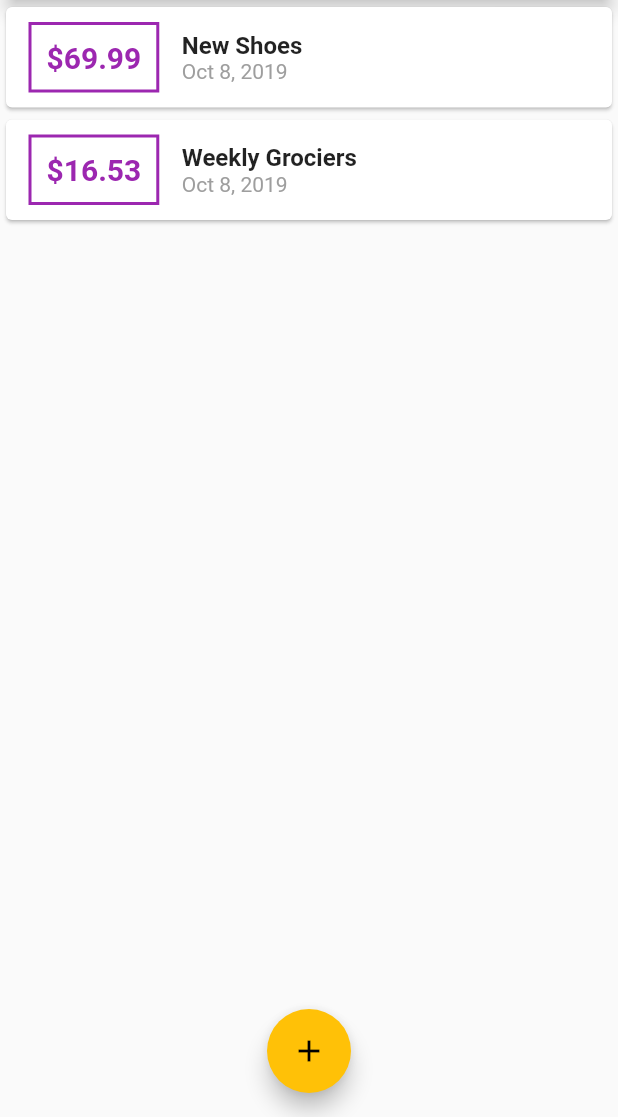
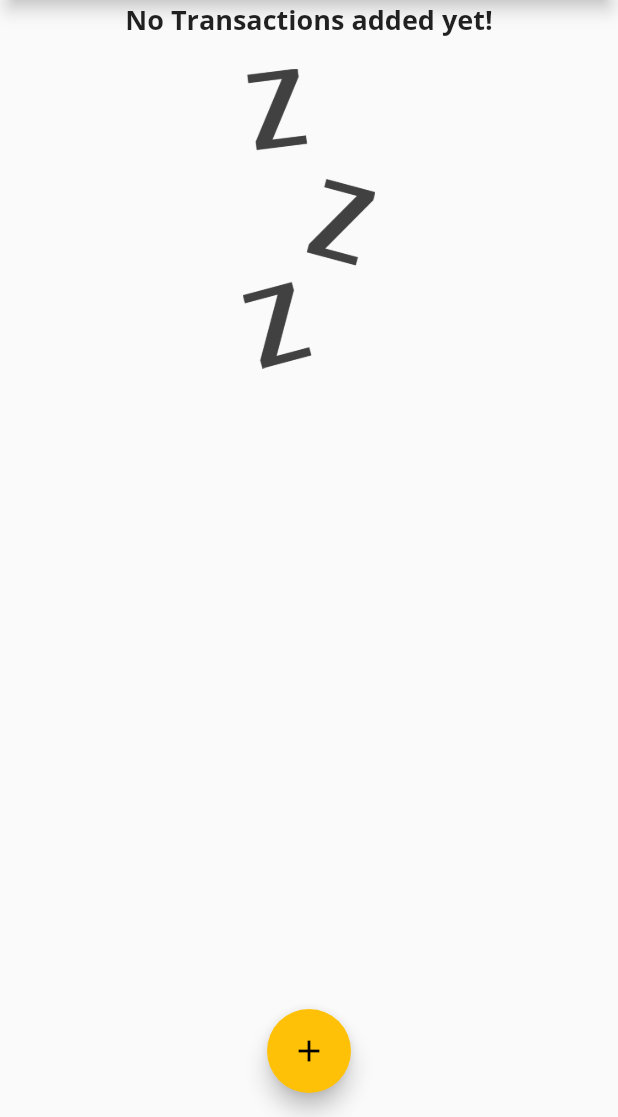
Before and after one commit to Dennisarya01/flutter-personalexpense-apps, a Flutter app: the screen it shows after launch, on a phone screen of 412 x 824 dp, the part 119-1236 px from its top. Run offline on Flutter 3.47's test engine with Material 2 defaults, Android fonts, the phone set to English and light mode, and no system bars; Roboto replaces fonts that are missing (Open Sans).

Commit message:
validate item list

```diff
--- a/personalexpense/lib/main.dart
+++ b/personalexpense/lib/main.dart
@@ -48,18 +48,18 @@ class _MyHomePageState extends State<MyHomePage> {
   final amountController = TextEditingController();
 
   final List<Transaction> _userTransactions = [
-    Transaction(
-      id: 't1',
-      title: 'New Shoes',
-      amount: 69.99,
-      date: DateTime.now(),
-    ),
-    Transaction(
-      id: 't2',
-      title: 'Weekly Grociers',
-      amount: 16.53,
-      date: DateTime.now(),
-    ),
+//    Transaction(
+//      id: 't1',
+//      title: 'New Shoes',
+//      amount: 69.99,
+//      date: DateTime.now(),
+//    ),
+//    Transaction(
+//      id: 't2',
+//      title: 'Weekly Grociers',
+//      amount: 16.53,
+//      date: DateTime.now(),
+//    ),
   ];
 
   void _addNewTransaction(String txTitle, double txAmount) {
--- a/personalexpense/lib/widgets/transaction_list.dart
+++ b/personalexpense/lib/widgets/transaction_list.dart
@@ -11,7 +11,25 @@ class TransactionList extends StatelessWidget {
   Widget build(BuildContext context) {
     return Container(
       height: 300,
-      child: ListView.builder(
+      child: transactions.isEmpty
+          ? Column(
+              children: <Widget>[
+                Text(
+                  'No Transactions added yet!',
+                  style: Theme.of(context).textTheme.title,
+                ),
+                SizedBox(
+                  height: 20,
+                ),
+                Container(
+                    height: 200,
+                    child: Image.asset(
+                      'assets/images/waiting.png',
+                      fit: BoxFit.cover,
+                    )),
+              ],
+            )
+          : ListView.builder(
               itemBuilder: (ctx, index) {
                 return Card(
                   child: Row(
@@ -42,8 +60,8 @@ class TransactionList extends StatelessWidget {
                         children: <Widget>[
                           Text(
                             transactions[index].title,
-                      style:
-                          TextStyle(fontSize: 16, fontWeight: FontWeight.bold),
+                            style: TextStyle(
+                                fontSize: 16, fontWeight: FontWeight.bold),
                           ),
                           Text(
                             DateFormat.yMMMd().format(transactions[index].date),
```
Also changed, not shown: personalexpense/lib/widgets/chart.dart (added, +45 -0 lines), personalexpense/pubspec.yaml (+14 -15 lines), personalexpense/assets/images/waiting.png (added). Lines whose indentation alone changed are shown as unchanged.
